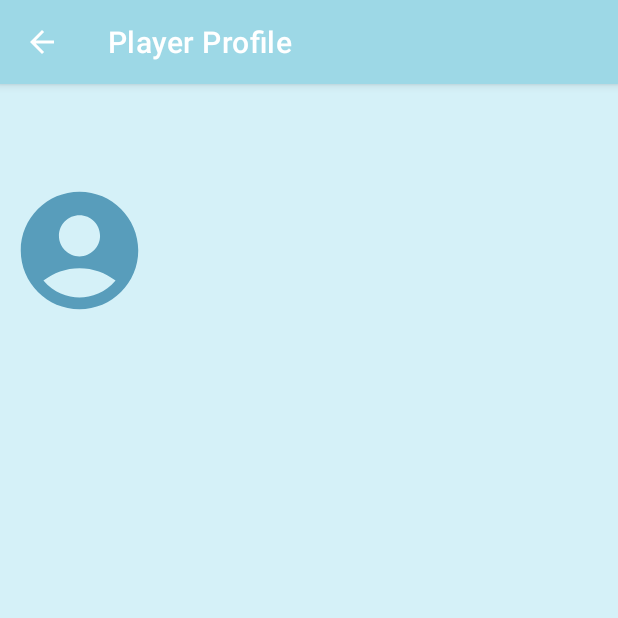
After one commit to CMPUT301W23T40/CaptureTheQR, an Android app: the OtherPlayerActivity screen opened directly, with no data from a screen before it, on a phone screen of 412 x 824 dp, the top half of it. The commit adds this screen. Run offline under Robolectric (Android 15) with nearby library versions, the phone set to English and light mode, and no system bars; Roboto replaces fonts that are not available here; 2 statements that could not run were skipped.

Commit message:
feat: click player and view profile (UI)

```diff
--- /dev/null
+++ b/app/src/main/java/com/cmput301w23t40/capturetheqr/OtherPlayerActivity.java
@@ -0,0 +1,48 @@
+package com.cmput301w23t40.capturetheqr;
+
+import android.os.Bundle;
+import android.view.MenuItem;
+import android.widget.TextView;
+
+import androidx.appcompat.app.AppCompatActivity;
+
+public class OtherPlayerActivity extends AppCompatActivity {
+
+    /**
+     * override Activity onCreate method
+     * @param savedInstanceState
+     */
+    @Override
+    protected void onCreate(Bundle savedInstanceState) {
+        super.onCreate(savedInstanceState);
+
+        // TODO: add more stuff once Main Activity has more stats as well
+
+        getSupportActionBar().setDisplayHomeAsUpEnabled(true);
+        setContentView(R.layout.activity_player);
+
+        // set textview
+        Player player = (Player) getIntent().getSerializableExtra("player");
+        TextView usernameText = findViewById(R.id.txtvw_playerUsername);
+        TextView contactText = findViewById(R.id.txtvw_playerContactInfo);
+
+        usernameText.setText(player.getUsername());
+        // TODO: allow players to hide their contact info as an extra feature
+        contactText.setText(player.getPhoneNumber());
+    }
+
+    /**
+     * override Activity onOptionsItemSelection method for our actionBar back button
+     * @param item
+     * @return boolean
+     */
+    @Override
+    public boolean onOptionsItemSelected(MenuItem item) {
+        switch (item.getItemId()) {
+            case android.R.id.home:
+                this.finish();
+                return true;
+        }
+        return super.onOptionsItemSelected(item);
+    }
+}
--- a/app/src/main/java/com/cmput301w23t40/capturetheqr/Player.java
+++ b/app/src/main/java/com/cmput301w23t40/capturetheqr/Player.java
@@ -1,9 +1,11 @@
 package com.cmput301w23t40.capturetheqr;
+
+import java.io.Serializable;
 
 /**
  * This class represents a player of the game
  */
-public class Player {
+public class Player implements Serializable {
     /**
      * The username of the player, used to uniquely identify them.
      */
--- /dev/null
+++ b/app/src/main/res/layout/activity_player.xml
@@ -0,0 +1,49 @@
+<?xml version="1.0" encoding="utf-8"?>
+<androidx.constraintlayout.widget.ConstraintLayout xmlns:android="http://schemas.android.com/apk/res/android"
+    xmlns:app="http://schemas.android.com/apk/res-auto"
+    xmlns:tools="http://schemas.android.com/tools"
+    android:id="@+id/container"
+    android:layout_width="match_parent"
+    android:layout_height="match_parent"
+    android:paddingTop="?attr/actionBarSize">
+
+    <TextView
+        android:id="@+id/txtvw_playerUsername"
+        android:layout_width="wrap_content"
+        android:layout_height="wrap_content"
+        android:fontFamily="sans-serif"
+        android:text=""
+        android:textColor="@color/med_blue"
+        android:textSize="35dp"
+        android:textStyle="bold|italic"
+        app:layout_constraintBottom_toBottomOf="parent"
+        app:layout_constraintEnd_toEndOf="parent"
+        app:layout_constraintStart_toStartOf="parent"
+        app:layout_constraintTop_toTopOf="parent"
+        app:layout_constraintVertical_bias="0.023" />
+
+    <TextView
+        android:id="@+id/txtvw_playerContactInfo"
+        android:layout_width="wrap_content"
+        android:layout_height="wrap_content"
+        android:fontFamily="sans-serif"
+        android:text=""
+        android:textColor="@color/med_blue"
+        android:textSize="20dp"
+        app:layout_constraintBottom_toBottomOf="parent"
+        app:layout_constraintEnd_toEndOf="parent"
+        app:layout_constraintStart_toStartOf="parent"
+        app:layout_constraintTop_toTopOf="parent"
+        app:layout_constraintVertical_bias="0.122" />
+
+    <ImageView
+        android:id="@+id/imageView"
+        android:layout_width="98dp"
+        android:layout_height="94dp"
+        android:layout_marginStart="4dp"
+        android:layout_marginTop="8dp"
+        app:layout_constraintStart_toStartOf="parent"
+        app:layout_constraintTop_toTopOf="parent"
+        app:srcCompat="@drawable/profile_icon_24" />
+
+</androidx.constraintlayout.widget.ConstraintLayout>
--- a/app/src/main/res/values/strings.xml
+++ b/app/src/main/res/values/strings.xml
@@ -18,4 +18,5 @@
     <string name="add_qr_optional_pic">Add optional picture...</string>
     <string name="add_qr_submit">Submit</string>
     <string name="scoreboard">Scoreboard</string>
+    <string name="player">Player Profile</string>
 </resources>
```
Also changed, not shown: app/src/main/AndroidManifest.xml (+8 -0 lines), app/src/main/java/com/cmput301w23t40/capturetheqr/ScoreboardActivity.java (+15 -1 lines).
